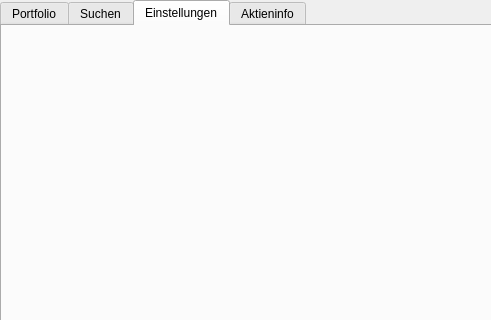
Old version of the form ui/main_window.ui in the repository eliaskohout/Boersenspiel; both pictures show x 0 to 491 and y 0 to 320 of the 944 by 606 pixel window.
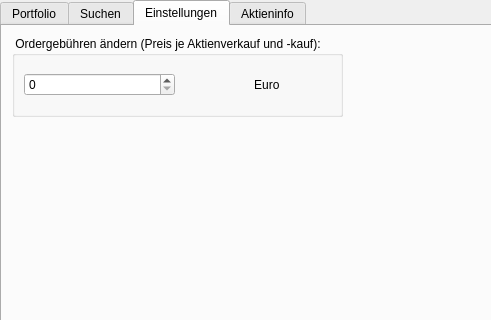
New version of the form. The open tabs and pages were chosen to show the change.

Diff of the .ui file:
```diff
--- a/ui/main_window.ui
+++ b/ui/main_window.ui
@@ -10,6 +10,12 @@
     <height>606</height>
    </rect>
   </property>
+  <property name="sizePolicy">
+   <sizepolicy hsizetype="Maximum" vsizetype="Preferred">
+    <horstretch>0</horstretch>
+    <verstretch>0</verstretch>
+   </sizepolicy>
+  </property>
   <property name="maximumSize">
    <size>
     <width>16777215</width>
@@ -251,6 +257,54 @@
       <attribute name="title">
        <string>Einstellungen</string>
       </attribute>
+      <widget class="QGroupBox" name="groupBox_4">
+       <property name="enabled">
+        <bool>true</bool>
+       </property>
+       <property name="geometry">
+        <rect>
+         <x>10</x>
+         <y>10</y>
+         <width>331</width>
+         <height>81</height>
+        </rect>
+       </property>
+       <property name="sizePolicy">
+        <sizepolicy hsizetype="Maximum" vsizetype="Maximum">
+         <horstretch>100</horstretch>
+         <verstretch>0</verstretch>
+        </sizepolicy>
+       </property>
+       <property name="maximumSize">
+        <size>
+         <width>1000</width>
+         <height>1000</height>
+        </size>
+       </property>
+       <property name="title">
+        <string> Ordergebühren ändern (Preis je Aktienverkauf und -kauf):</string>
+       </property>
+       <layout class="QHBoxLayout" name="horizontalLayout_4">
+        <item>
+         <layout class="QHBoxLayout" name="horizontalLayout_5">
+          <item>
+           <widget class="QSpinBox" name="OrderGebuehr">
+            <property name="maximum">
+             <number>100</number>
+            </property>
+           </widget>
+          </item>
+          <item>
+           <widget class="QLabel" name="label">
+            <property name="text">
+             <string>                      Euro</string>
+            </property>
+           </widget>
+          </item>
+         </layout>
+        </item>
+       </layout>
+      </widget>
      </widget>
      <widget class="QWidget" name="tab_aktieninfo">
       <property name="enabled">
```
Left out of the diff: 39 changed lines with no effect on the pictures.
